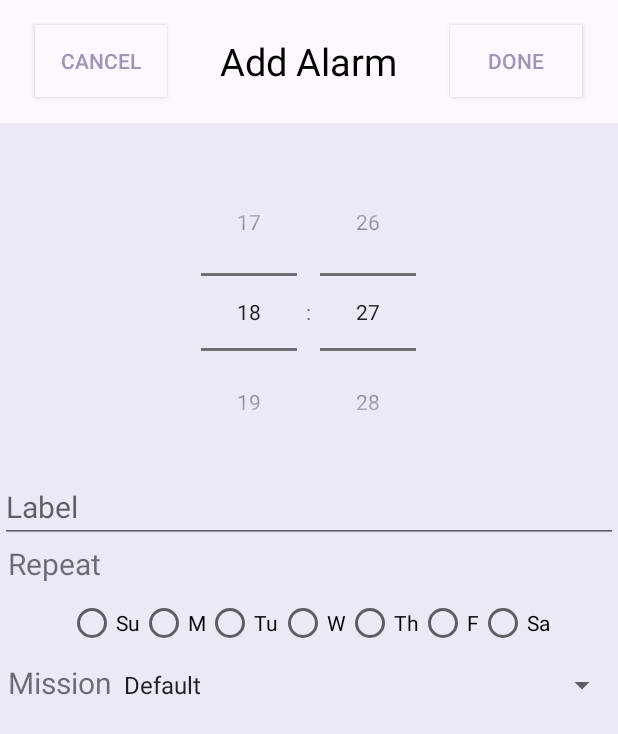
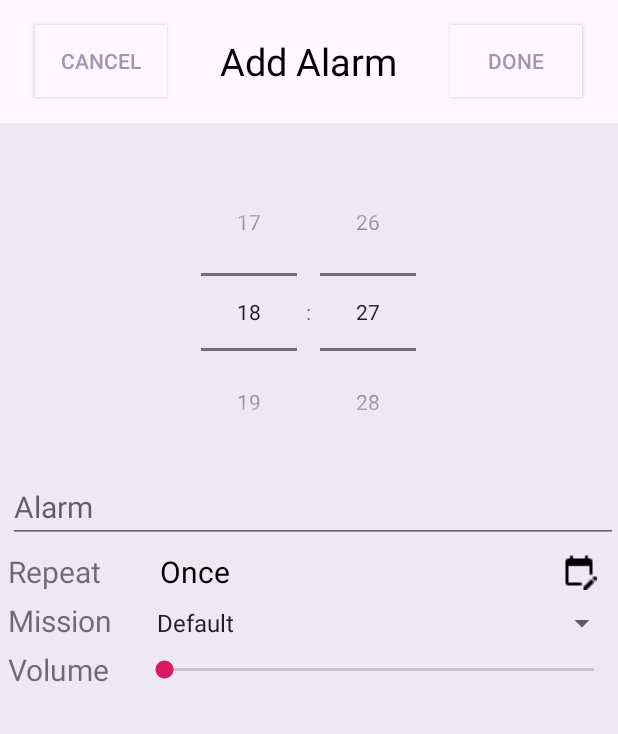
Before and after one commit to 1753033/AnnoyingAlarm, an Android app: the screen it shows after launch (AddAlarmActivity), after a tap on an icon or button, on a phone screen of 412 x 824 dp. Shown: the top 734 px of the screen. Run offline under Robolectric (Android 15) with nearby library versions, the phone set to English and light mode, and no system bars.

Commit message:
Update Add Alarm and Weather

```diff
--- a/app/src/main/AndroidManifest.xml
+++ b/app/src/main/AndroidManifest.xml
@@ -12,7 +12,7 @@
         android:roundIcon="@mipmap/ic_launcher_round"
         android:supportsRtl="true"
         android:theme="@style/AppTheme">
-        <activity android:name=".WorldClockActivity"></activity>
+        <activity android:name=".WorldClockActivity" />
         <activity android:name=".AlarmScreenMathActivity" />
         <activity android:name=".AlarmScreenActivity" />
         <activity
--- a/app/src/main/java/com/example/annoyingalarm/AddAlarmActivity.java
+++ b/app/src/main/java/com/example/annoyingalarm/AddAlarmActivity.java
@@ -1,11 +1,18 @@
 package com.example.annoyingalarm;
 
+import androidx.appcompat.app.AlertDialog;
 import androidx.appcompat.app.AppCompatActivity;
+import androidx.fragment.app.FragmentManager;
+import androidx.fragment.app.FragmentTransaction;
 
 
+import android.content.Context;
+import android.content.DialogInterface;
 import android.content.Intent;
+import android.media.AudioManager;
 import android.media.RingtoneManager;
 import android.os.Bundle;
+import android.view.LayoutInflater;
 import android.view.MotionEvent;
 import android.view.View;
 import android.view.Window;
@@ -13,23 +20,30 @@ import android.widget.ArrayAdapter;
 import android.widget.Button;
 import android.widget.EditText;
 
+import android.widget.ImageButton;
 import android.widget.RadioButton;
+import android.widget.SeekBar;
 import android.widget.Spinner;
+import android.widget.TextView;
 import android.widget.TimePicker;
 import android.widget.Toast;
 
 import java.util.ArrayList;
 
 
-public class AddAlarmActivity extends AppCompatActivity {
+public class AddAlarmActivity extends AppCompatActivity{
 
     private AlarmObject alarmDetails;
     AlarmDBHelper dbHelper = new AlarmDBHelper(this);
     private TimePicker timePicker;
     private EditText tbName;
+    private TextView tvRepeat;
     private Button btnDone,btnCancel;
-    private RadioButton rbMon,rbTue,rbWed,rbThu,rbFri,rbSat,rbSun;
     private Spinner spinner;
+    private LayoutInflater layoutInflater;
+    private ImageButton btnRepeat;
+    private SeekBar seekBarVol;
+    private AudioManager audioManager;
     @Override
     protected void onCreate(Bundle savedInstanceState) {
         super.onCreate(savedInstanceState);
@@ -37,17 +51,30 @@ public class AddAlarmActivity extends AppCompatActivity {
         getSupportActionBar().hide(); // hide the title bar
         setContentView(R.layout.activity_add_alarm);
 
+        layoutInflater = LayoutInflater.from(this);
+        btnRepeat = findViewById(R.id.btnRepeat);
+        btnRepeat.setOnClickListener(new View.OnClickListener() {
+            @Override
+            public void onClick(View v) {
+                View view = layoutInflater.inflate(R.layout.repeat_days, null);
+
+                AlertDialog.Builder mBuilder = createAlertDialog(view);
+                mBuilder.show();
+            }
+        });
+
+        audioManager = (AudioManager) getApplicationContext().getSystemService(Context.AUDIO_SERVICE);
+        seekBarVol = findViewById(R.id.seekBar);
+        seekBarVol.setMax(audioManager.getStreamMaxVolume(AudioManager.STREAM_ALARM));
+        seekBarVol.setProgress(audioManager.getStreamVolume(AudioManager.STREAM_ALARM));
+
+
+        tvRepeat = findViewById(R.id.tvRepeat);
         timePicker = findViewById(R.id.timePicker);
         tbName = findViewById(R.id.tbName);
         btnCancel = findViewById(R.id.btnCancel);
         btnDone = findViewById(R.id.btnDone);
-        rbSun = findViewById(R.id.rbSunday);
-        rbMon = findViewById(R.id.rbMonday);
-        rbTue = findViewById(R.id.rbTuesday);
-        rbWed = findViewById(R.id.rbWednesday);
-        rbThu = findViewById(R.id.rbThursday);
-        rbFri = findViewById(R.id.rbFriday);
-        rbSat = findViewById(R.id.rbSaturday);
+
         spinner = findViewById(R.id.spinner);
 
         timePicker.setIs24HourView(true);
@@ -69,13 +96,8 @@ public class AddAlarmActivity extends AppCompatActivity {
             timePicker.setHour(alarmDetails.getTimeHour());
             timePicker.setMinute(alarmDetails.getTimeMinute());
             tbName.setText(alarmDetails.getName());
-            rbSun.setChecked(alarmDetails.getRepeatingDay(alarmDetails.SUNDAY));
-            rbMon.setChecked(alarmDetails.getRepeatingDay(alarmDetails.MONDAY));
-            rbTue.setChecked(alarmDetails.getRepeatingDay(alarmDetails.TUESDAY));
-            rbWed.setChecked(alarmDetails.getRepeatingDay(alarmDetails.WEDNESDAY));
-            rbThu.setChecked(alarmDetails.getRepeatingDay(alarmDetails.THURSDAY));
-            rbFri.setChecked(alarmDetails.getRepeatingDay(alarmDetails.FRIDAY));
-            rbSat.setChecked(alarmDetails.getRepeatingDay(alarmDetails.SATURDAY));
+            seekBarVol.setProgress(alarmDetails.volume);
+
             if(alarmDetails.type.equals("Default")){
                 spinner.setSelection(0);
             }
@@ -84,25 +106,6 @@ public class AddAlarmActivity extends AppCompatActivity {
             }
         }
 
-        View.OnTouchListener radioButtonTouch = new View.OnTouchListener() {
-            @Override
-            public boolean onTouch(View v, MotionEvent event) {
-                if (((RadioButton) v).isChecked()) {
-                    // If the button was already checked, uncheck them all
-                    ((RadioButton) v).setChecked(false);
-                    // Prevent the system from re-checking it
-                    return true;
-                }
-                return false;
-            }
-        };
-        rbSun.setOnTouchListener(radioButtonTouch);
-        rbMon.setOnTouchListener(radioButtonTouch);
-        rbTue.setOnTouchListener(radioButtonTouch);
-        rbWed.setOnTouchListener(radioButtonTouch);
-        rbThu.setOnTouchListener(radioButtonTouch);
-        rbFri.setOnTouchListener(radioButtonTouch);
-        rbSat.setOnTouchListener(radioButtonTouch);
 
         btnDone.setOnClickListener(new View.OnClickListener() {
             @Override
@@ -127,6 +130,83 @@ public class AddAlarmActivity extends AppCompatActivity {
             }
         });
     }
+
+    private AlertDialog.Builder createAlertDialog(final View view) {
+        AlertDialog.Builder mBuilder = new AlertDialog.Builder(this);
+        final RadioButton rbMon,rbTue,rbWed,rbThu,rbFri,rbSat,rbSun;
+        rbSun = view.findViewById(R.id.rbSunday);
+        rbMon = view.findViewById(R.id.rbMonday);
+        rbTue = view.findViewById(R.id.rbTuesday);
+        rbWed = view.findViewById(R.id.rbWednesday);
+        rbThu = view.findViewById(R.id.rbThursday);
+        rbFri = view.findViewById(R.id.rbFriday);
+        rbSat = view.findViewById(R.id.rbSaturday);
+
+        View.OnTouchListener radioButtonTouch = new View.OnTouchListener() {
+            @Override
+            public boolean onTouch(View v, MotionEvent event) {
+                if (((RadioButton) v).isChecked()) {
+                    // If the button was already checked, uncheck them all
+                    ((RadioButton) v).setChecked(false);
+                    // Prevent the system from re-checking it
+                    return true;
+                }
+                return false;
+            }
+        };
+        rbSun.setOnTouchListener(radioButtonTouch);
+        rbMon.setOnTouchListener(radioButtonTouch);
+        rbTue.setOnTouchListener(radioButtonTouch);
+        rbWed.setOnTouchListener(radioButtonTouch);
+        rbThu.setOnTouchListener(radioButtonTouch);
+        rbFri.setOnTouchListener(radioButtonTouch);
+        rbSat.setOnTouchListener(radioButtonTouch);
+
+        rbSun.setChecked(alarmDetails.getRepeatingDay(alarmDetails.SUNDAY));
+        rbMon.setChecked(alarmDetails.getRepeatingDay(alarmDetails.MONDAY));
+        rbTue.setChecked(alarmDetails.getRepeatingDay(alarmDetails.TUESDAY));
+        rbWed.setChecked(alarmDetails.getRepeatingDay(alarmDetails.WEDNESDAY));
+        rbThu.setChecked(alarmDetails.getRepeatingDay(alarmDetails.THURSDAY));
+        rbFri.setChecked(alarmDetails.getRepeatingDay(alarmDetails.FRIDAY));
+        rbSat.setChecked(alarmDetails.getRepeatingDay(alarmDetails.SATURDAY));
+
+        mBuilder.setView(view);
+
+        mBuilder.setPositiveButton("Done", new DialogInterface.OnClickListener() {
+            @Override
+            public void onClick(DialogInterface dialog, int which) {
+                alarmDetails.setRepeatingDays(new boolean[]{rbSun.isChecked(),rbMon.isChecked(), rbTue.isChecked(),rbWed.isChecked(),rbThu.isChecked(),rbFri.isChecked(),rbSat.isChecked()});
+                if(rbMon.isChecked() && rbTue.isChecked() && rbWed.isChecked() && rbThu.isChecked() && rbFri.isChecked() && rbSat.isChecked() && rbSun.isChecked()){
+                    alarmDetails.repeatWeekly = true;
+                }
+                else{
+                    alarmDetails.repeatWeekly = false;
+                }
+
+                tvRepeat.setText("");
+                String[] day = {"Su ","Mo ","Tu ","We ","Th ", "Fr ","Sa"};
+                if(alarmDetails.repeatWeekly){
+                    tvRepeat.setText(tvRepeat.getText()+"Everyday");
+                }
+                else{
+                    for(int i = 0;i<alarmDetails.repeatingDays.length;i++){
+                        if (alarmDetails.repeatingDays[i]){
+                            tvRepeat.setText(tvRepeat.getText()+day[i]);
+                        }
+                    }
+                }
+            }
+        });
+        mBuilder.setNegativeButton("Cancel", new DialogInterface.OnClickListener() {
+            @Override
+            public void onClick(DialogInterface dialog, int which) {
+
+            }
+        });
+        mBuilder.setCancelable(false);
+        return mBuilder;
+    }
+
     private void updateModelFromLayout() {
         alarmDetails.timeMinute = timePicker.getMinute();
         alarmDetails.timeHour = timePicker.getHour();
@@ -134,15 +214,10 @@ public class AddAlarmActivity extends AppCompatActivity {
         if(alarmDetails.name.isEmpty()){
             alarmDetails.name = "Alarm";
         }
-        alarmDetails.setRepeatingDays(new boolean[]{rbSun.isChecked(),rbMon.isChecked(), rbTue.isChecked(),rbWed.isChecked(),rbThu.isChecked(),rbFri.isChecked(),rbSat.isChecked()});
-        if(rbMon.isChecked() && rbTue.isChecked() && rbWed.isChecked() && rbThu.isChecked() && rbFri.isChecked() && rbSat.isChecked() && rbSun.isChecked()){
-            alarmDetails.repeatWeekly = true;
-        }
-        else{
-            alarmDetails.repeatWeekly = false;
-        }
         alarmDetails.alarmTone = RingtoneManager.getDefaultUri(RingtoneManager.TYPE_ALARM);
         alarmDetails.type = spinner.getSelectedItem().toString();
+        alarmDetails.volume = seekBarVol.getProgress();
         alarmDetails.isEnabled = true;
     }
+
 }
--- a/app/src/main/java/com/example/annoyingalarm/AlarmContract.java
+++ b/app/src/main/java/com/example/annoyingalarm/AlarmContract.java
@@ -14,6 +14,7 @@ public final class AlarmContract {
         public static final String COLUMN_NAME_ALARM_REPEAT_WEEKLY = "weekly";
         public static final String COLUMN_NAME_ALARM_TONE = "tone";
         public static final String COLUMN_NAME_ALARM_TYPE = "type";
+        public static final String COLUMN_NAME_ALARM_VOL = "vol";
         public static final String COLUMN_NAME_ALARM_ENABLED = "isEnabled";
     }
 }
--- a/app/src/main/java/com/example/annoyingalarm/AlarmDBHelper.java
+++ b/app/src/main/java/com/example/annoyingalarm/AlarmDBHelper.java
@@ -24,6 +24,7 @@ public class AlarmDBHelper extends SQLiteOpenHelper {
             Alarm.COLUMN_NAME_ALARM_REPEAT_WEEKLY + " BOOLEAN," +
             Alarm.COLUMN_NAME_ALARM_TONE + " TEXT," +
             Alarm.COLUMN_NAME_ALARM_TYPE + " TEXT," +
+            Alarm.COLUMN_NAME_ALARM_VOL + " INTEGER," +
             Alarm.COLUMN_NAME_ALARM_ENABLED + " BOOLEAN" + " );";
 
     private static final String SQL_DELETE_ALARM =
@@ -56,6 +57,7 @@ public class AlarmDBHelper extends SQLiteOpenHelper {
         model.repeatWeekly = c.getInt(c.getColumnIndex(Alarm.COLUMN_NAME_ALARM_REPEAT_WEEKLY)) == 0 ? false : true;
         model.alarmTone = Uri.parse(c.getString(c.getColumnIndex(Alarm.COLUMN_NAME_ALARM_TONE)));
         model.type = c.getString(c.getColumnIndex(Alarm.COLUMN_NAME_ALARM_TYPE));
+        model.volume = c.getInt(c.getColumnIndex(Alarm.COLUMN_NAME_ALARM_VOL));
         model.isEnabled = c.getInt(c.getColumnIndex(Alarm.COLUMN_NAME_ALARM_ENABLED)) == 0 ? false : true;
 
         String[] repeatingDays = c.getString(c.getColumnIndex(Alarm.COLUMN_NAME_ALARM_REPEAT_DAYS)).split(",");
@@ -74,6 +76,7 @@ public class AlarmDBHelper extends SQLiteOpenHelper {
         values.put(Alarm.COLUMN_NAME_ALARM_REPEAT_WEEKLY, model.repeatWeekly);
         values.put(Alarm.COLUMN_NAME_ALARM_TONE, model.alarmTone != null ? model.alarmTone.toString() : "");
         values.put(Alarm.COLUMN_NAME_ALARM_TYPE, model.type);
+        values.put(Alarm.COLUMN_NAME_ALARM_VOL,model.volume);
         values.put(Alarm.COLUMN_NAME_ALARM_ENABLED, model.isEnabled);
 
         String repeatingDays = "";
--- a/app/src/main/java/com/example/annoyingalarm/AlarmManagerHelper.java
+++ b/app/src/main/java/com/example/annoyingalarm/AlarmManagerHelper.java
@@ -15,6 +15,7 @@ public class AlarmManagerHelper extends BroadcastReceiver {
     public static final String TIME_HOUR = "timeHour";
     public static final String TIME_MINUTE = "timeMinute";
     public static final String TYPE = "alarmType";
+    public static final String VOL = "vol";
     public static final String TONE = "alarmTone";
     public static final String ONCE = "once";
     @Override
@@ -106,6 +107,7 @@ public class AlarmManagerHelper extends BroadcastReceiver {
         intent.putExtra(TIME_MINUTE, model.timeMinute);
         intent.putExtra(TONE, model.alarmTone.toString());
         intent.putExtra(TYPE, model.type);
+        intent.putExtra(VOL,model.volume);
 
         if(       !model.getRepeatingDay(model.SUNDAY)  &&!model.getRepeatingDay(model.MONDAY)
                 &&!model.getRepeatingDay(model.TUESDAY) &&!model.getRepeatingDay(model.WEDNESDAY)
--- a/app/src/main/java/com/example/annoyingalarm/AlarmObject.java
+++ b/app/src/main/java/com/example/annoyingalarm/AlarmObject.java
@@ -21,6 +21,7 @@ public class AlarmObject {
     Uri alarmTone = null;
     String name = "";
     String type = "";
+    int volume = 100;
     boolean isEnabled = true;
 
     public AlarmObject() {
@@ -29,7 +30,7 @@ public class AlarmObject {
 
     public AlarmObject(long id, int timeHour, int timeMinute,
                        boolean[] repeatingDays, boolean repeatWeekly, Uri alarmTone,
-                       String name,String type,  boolean isEnabled) {
+                       String name,String type,int volume,  boolean isEnabled) {
         this.id = id;
         this.timeHour = timeHour;
         this.timeMinute = timeMinute;
@@ -38,6 +39,7 @@ public class AlarmObject {
         this.alarmTone = alarmTone;
         this.name = name;
         this.type = type;
+        this.volume = volume;
         this.isEnabled = isEnabled;
     }
 
--- a/app/src/main/java/com/example/annoyingalarm/AlarmScreenActivity.java
+++ b/app/src/main/java/com/example/annoyingalarm/AlarmScreenActivity.java
@@ -2,6 +2,7 @@ package com.example.annoyingalarm;
 
 import androidx.appcompat.app.AppCompatActivity;
 
+import android.media.AudioManager;
 import android.media.Ringtone;
 import android.media.RingtoneManager;
 import android.net.Uri;
@@ -14,6 +15,7 @@ import android.widget.Toast;
 
 public class AlarmScreenActivity extends AppCompatActivity {
     private Ringtone ringtone;
+    private AudioManager audioManager = (AudioManager) getApplication().getSystemService(AUDIO_SERVICE);
     @Override
     protected void onCreate(Bundle savedInstanceState) {
         super.onCreate(savedInstanceState);
@@ -23,6 +25,7 @@ public class AlarmScreenActivity extends AppCompatActivity {
         String name = getIntent().getStringExtra(AlarmManagerHelper.NAME);
         int timeHour = getIntent().getIntExtra(AlarmManagerHelper.TIME_HOUR, 0);
         int timeMinute = getIntent().getIntExtra(AlarmManagerHelper.TIME_MINUTE, 0);
+        int volumn = getIntent().getIntExtra(AlarmManagerHelper.VOL, 100);
         String tone = getIntent().getStringExtra(AlarmManagerHelper.TONE);
 
         TextView tvName =  findViewById(R.id.tvName);
@@ -45,6 +48,7 @@ public class AlarmScreenActivity extends AppCompatActivity {
             if (tone != null && !tone.equals("")) {
                 Uri toneUri = Uri.parse(tone);
                 if (toneUri != null) {
+                    audioManager.setStreamVolume(AudioManager.STREAM_ALARM,volumn,AudioManager.FLAG_PLAY_SOUND);
                     ringtone = RingtoneManager.getRingtone(this,toneUri);
                     ringtone.play();
                     Toast.makeText(this,"WAKE UPPP",Toast.LENGTH_SHORT).show();
--- a/app/src/main/java/com/example/annoyingalarm/WeatherActivity.java
+++ b/app/src/main/java/com/example/annoyingalarm/WeatherActivity.java
@@ -195,7 +195,7 @@ public class WeatherActivity extends AppCompatActivity {
                     JSONObject jsonObject = new JSONObject(response);
 
                     JSONArray jsonArrayList = jsonObject.getJSONArray("list");
-                    for (int i =0;i<jsonArrayList.length();i++){
+                    for (int i =1;i<jsonArrayList.length();i++){
                         JSONObject jsonObjectList = jsonArrayList.getJSONObject(i);
                         String date = jsonObjectList.getString("dt");
                         long trans = Long.valueOf(date);
--- a/app/src/main/res/layout/activity_add_alarm.xml
+++ b/app/src/main/res/layout/activity_add_alarm.xml
@@ -54,57 +54,39 @@
             android:id="@+id/tbName"
             android:layout_width="match_parent"
             android:layout_height="wrap_content"
+            android:layout_marginStart="5dp"
             android:textSize="20dp"
-            android:hint="Label" />
+            android:hint="Alarm" />
+        <LinearLayout
+            android:layout_width="match_parent"
+            android:layout_height="wrap_content"
+            android:weightSum="4"
+            android:layout_marginVertical="5dp"
+            android:orientation="horizontal">
         <TextView
-            android:layout_width="wrap_content"
-            android:layout_height="wrap_content"
+            android:layout_width="0dp"
+            android:layout_height="match_parent"
+            android:layout_weight="1"
             android:text="Repeat"
             android:textSize="20dp"
             android:layout_gravity="start"
             android:layout_marginStart="5dp"/>
-        <LinearLayout
-            android:layout_width="match_parent"
-            android:layout_height="wrap_content"
-            android:gravity="center"
-            android:layout_margin="10dp"
-            android:orientation="horizontal">
-            <RadioButton
-                android:layout_width="wrap_content"
-                android:layout_height="wrap_content"
-                android:text="Su"
-                android:id="@+id/rbSunday"/>
-            <RadioButton
-                android:layout_width="wrap_content"
-                android:layout_height="wrap_content"
-                android:text="M"
-                android:id="@+id/rbMonday"/>
-            <RadioButton
-                android:layout_width="wrap_content"
-                android:layout_height="wrap_content"
-                android:text="Tu"
-                android:id="@+id/rbTuesday"/>
-            <RadioButton
-                android:layout_width="wrap_content"
-                android:layout_height="wrap_content"
-                android:text="W"
-                android:id="@+id/rbWednesday"/>
-            <RadioButton
-                android:layout_width="wrap_content"
-                android:layout_height="wrap_content"
-                android:text="Th"
-                android:id="@+id/rbThursday"/>
-            <RadioButton
-                android:layout_width="wrap_content"
-                android:layout_height="wrap_content"
-                android:text="F"
-                android:id="@+id/rbFriday"/>
-            <RadioButton
-                android:layout_width="wrap_content"
-                android:layout_height="wrap_content"
-                android:text="Sa"
-                android:id="@+id/rbSaturday"/>
-
+            <TextView
+                android:layout_width="0dp"
+                android:layout_height="match_parent"
+                android:layout_weight="2"
+                android:text="Once"
+                android:textSize="20dp"
+                android:textColor="@color/Background_Dark"
+                android:id="@+id/tvRepeat"/>
+        <ImageButton
+            android:layout_width="0dp"
+            android:layout_weight="1"
+            android:layout_height="match_parent"
+            android:src="@drawable/icon_repeat"
+            android:paddingLeft="50dp"
+            android:background="@android:color/transparent"
+            android:id="@+id/btnRepeat"/>
         </LinearLayout>
         <LinearLayout
             android:layout_width="match_parent"
@@ -115,14 +97,31 @@
                 android:layout_height="wrap_content"
                 android:text="Mission"
                 android:layout_marginStart="5dp"
+                android:layout_marginEnd="22dp"
                 android:textSize="20dp"/>
             <Spinner
                 android:layout_width="match_parent"
                 android:layout_height="wrap_content"
                 android:id="@+id/spinner"/>
         </LinearLayout>
+        <LinearLayout
+            android:layout_width="match_parent"
+            android:layout_height="wrap_content"
+            android:layout_marginVertical="5dp"
+            android:orientation="horizontal">
+            <TextView
+                android:layout_width="wrap_content"
+                android:layout_height="wrap_content"
+                android:text="Volume"
+                android:layout_marginStart="5dp"
+                android:layout_marginEnd="20dp"
+                android:textSize="20dp"/>
+            <SeekBar
+                android:layout_width="match_parent"
+                android:layout_height="match_parent"
+                android:id="@+id/seekBar"/>
+        </LinearLayout>
+
     </LinearLayout>
 
-
-
 </LinearLayout>
--- a/app/src/main/res/layout/activity_main.xml
+++ b/app/src/main/res/layout/activity_main.xml
@@ -29,13 +29,14 @@
                 android:textSize="25dp"
                 android:textColor="@android:color/black"
                 android:layout_gravity="center"
-                android:layout_marginHorizontal="5dp"
+                android:paddingLeft="5dp"
                 android:textStyle="bold"/>
             <ImageButton
                 android:id="@+id/btnAddAlarm"
                 android:layout_width="0dp"
                 android:layout_height="35dp"
                 android:layout_weight="10"
+                android:layout_marginRight="10dp"
                 android:background="@drawable/icon_add"
                 android:layout_gravity="center"/>
         </LinearLayout>
--- a/app/src/main/res/layout/alarm_list_item.xml
+++ b/app/src/main/res/layout/alarm_list_item.xml
@@ -57,12 +57,15 @@
                     android:layout_weight="1"
                     android:id="@+id/btnToggle"
                     android:gravity="left"
-                    android:layout_gravity="center"/>
+                    android:layout_marginRight="10dp"
+                    android:layout_gravity="center|right"/>
                 <ImageView
                     android:id="@+id/imgType"
                     android:layout_weight="1"
                     android:layout_width="wrap_content"
                     android:layout_height="0dp"
+                    android:layout_marginRight="10dp"
+                    android:layout_gravity="center|right"
                     android:src="@drawable/icon_notioff"/>
         </LinearLayout>
 
```
Also changed, not shown: app/src/main/java/com/example/annoyingalarm/AlarmScreenMathActivity.java (+29 -23 lines), app/src/main/res/layout/activity_alarm_screen_math.xml (+16 -14 lines), app/src/main/res/layout/repeat_days.xml (added, +42 -0 lines), app/src/main/res/drawable/icon_repeat.png (added).
